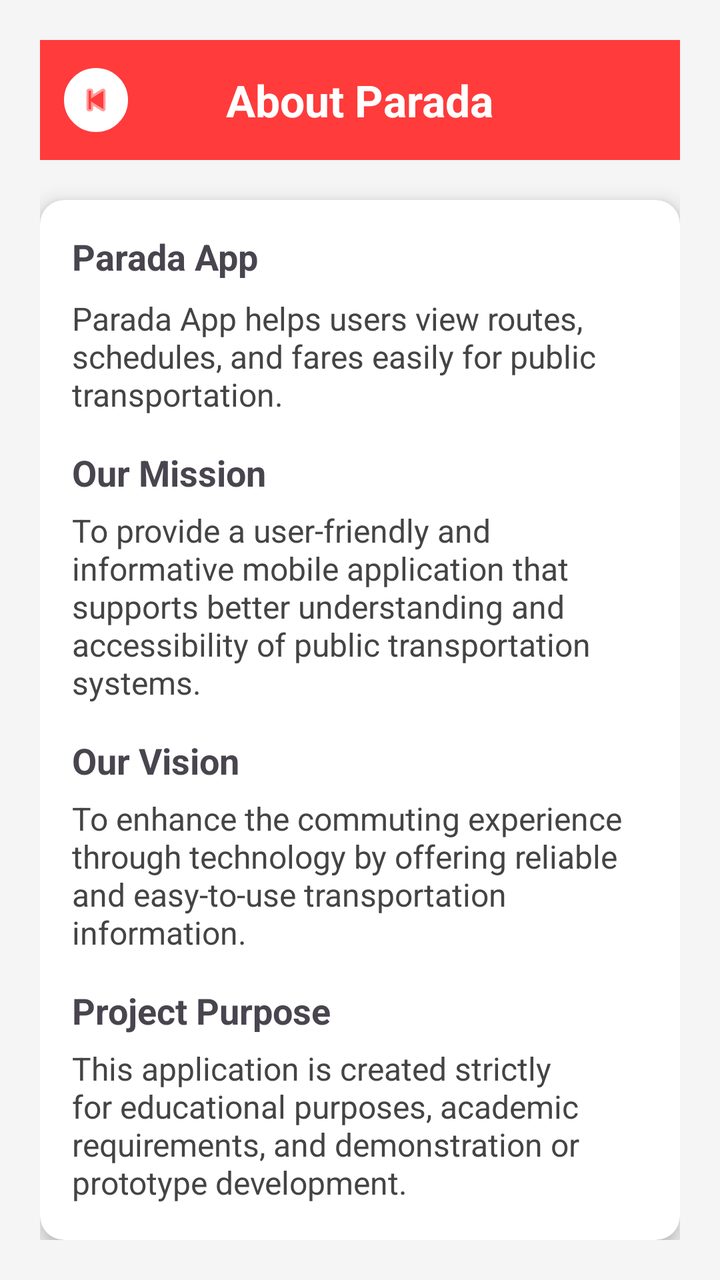
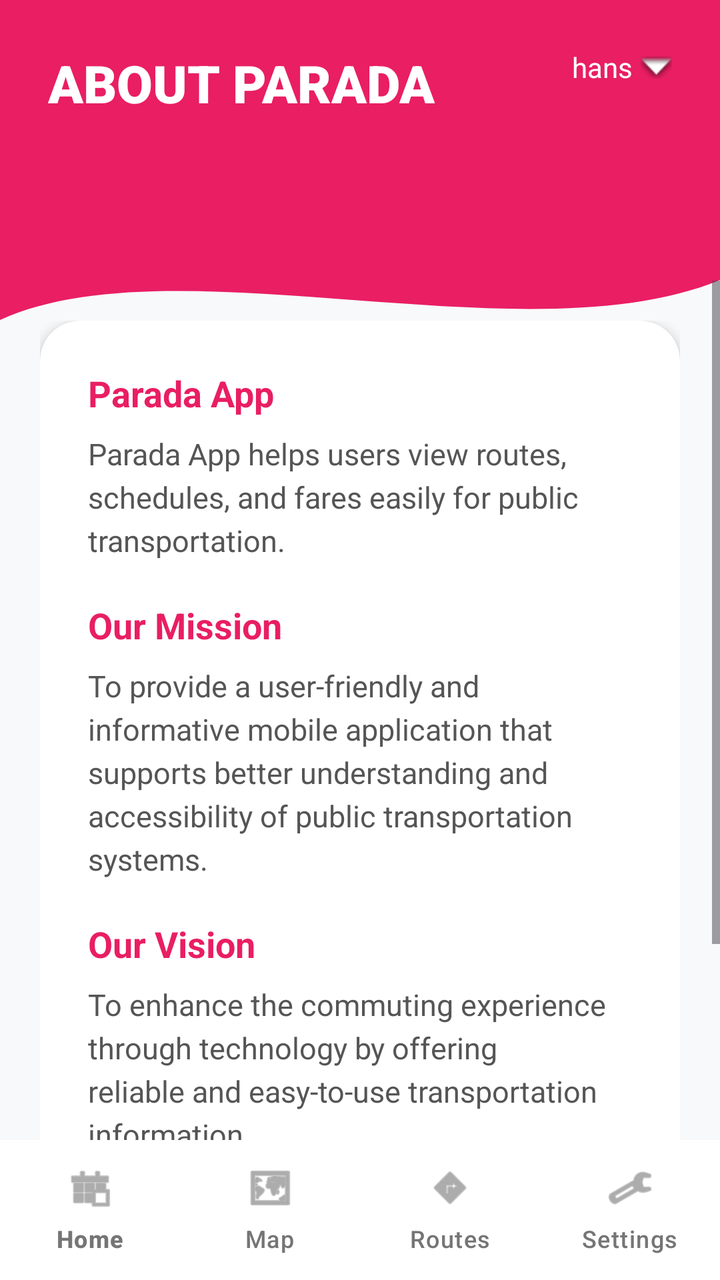

An Android layout rendered at two revisions. The XML below is the earlier revision; the diff shows what the commit changed to produce the second picture.
<!-- AndroidManifest.xml: application theme Theme.Parada_Finals -->
<!-- res/layout/activity_about.xml -->
<?xml version="1.0" encoding="utf-8"?>
<LinearLayout xmlns:android="http://schemas.android.com/apk/res/android"
    xmlns:card_view="http://schemas.android.com/apk/res-auto"
    xmlns:app="http://schemas.android.com/apk/res-auto"
    android:layout_width="match_parent"
    android:layout_height="match_parent"
    android:orientation="vertical"
    android:padding="20dp"
    android:background="#F5F5F5">

    
    <RelativeLayout
        android:layout_width="match_parent"
        android:layout_height="60dp"
        android:background="#FF3B3B"
        android:padding="10dp"
        android:layout_marginBottom="20dp">

        <ImageView
            android:id="@+id/btnBack"
            android:layout_width="36dp"
            android:layout_height="36dp"
            android:src="@android:drawable/ic_media_previous"
            android:background="@drawable/back_circle_bg"
            android:padding="8dp"
            android:layout_centerVertical="true"
            android:layout_alignParentStart="true"
            android:clickable="true"
            android:focusable="true"
            app:tint="#FF3B3B"/>

        
        <TextView
            android:layout_width="wrap_content"
            android:layout_height="wrap_content"
            android:text="About Parada"
            android:textSize="22sp"
            android:textStyle="bold"
            android:textColor="#FFFFFF"
            android:layout_centerInParent="true"/>
    </RelativeLayout>

    
    <androidx.cardview.widget.CardView
        android:layout_width="match_parent"
        android:layout_height="wrap_content"
        card_view:cardElevation="6dp"
        card_view:cardCornerRadius="12dp">

        <LinearLayout
            android:layout_width="match_parent"
            android:layout_height="wrap_content"
            android:orientation="vertical"
            android:padding="16dp">

            
            <TextView
                android:text="Parada App"
                android:textSize="18sp"
                android:textStyle="bold"
                android:layout_marginBottom="8dp"
                android:layout_width="wrap_content"
                android:layout_height="wrap_content"/>

            <TextView
                android:text="Parada App helps users view routes, schedules, and fares easily for public transportation."
                android:textSize="16sp"
                android:textColor="#444444"
                android:layout_width="wrap_content"
                android:layout_height="wrap_content"/>

            
            <TextView
                android:text="Our Mission"
                android:textSize="18sp"
                android:textStyle="bold"
                android:layout_marginTop="16dp"
                android:layout_marginBottom="6dp"
                android:layout_width="wrap_content"
                android:layout_height="wrap_content"/>

            <TextView
                android:text="To provide a user-friendly and informative mobile application that supports better understanding and accessibility of public transportation systems."
                android:textSize="16sp"
                android:textColor="#444444"
                android:layout_width="wrap_content"
                android:layout_height="wrap_content"/>

            
            <TextView
                android:text="Our Vision"
                android:textSize="18sp"
                android:textStyle="bold"
                android:layout_marginTop="16dp"
                android:layout_marginBottom="6dp"
                android:layout_width="wrap_content"
                android:layout_height="wrap_content"/>

            <TextView
                android:text="To enhance the commuting experience through technology by offering reliable and easy-to-use transportation information."
                android:textSize="16sp"
                android:textColor="#444444"
                android:layout_width="wrap_content"
                android:layout_height="wrap_content"/>

            
            <TextView
                android:text="Project Purpose"
                android:textSize="18sp"
                android:textStyle="bold"
                android:layout_marginTop="16dp"
                android:layout_marginBottom="6dp"
                android:layout_width="wrap_content"
                android:layout_height="wrap_content"/>

            <TextView
                android:text="This application is created strictly for educational purposes, academic requirements, and demonstration or prototype development."
                android:textSize="16sp"
                android:textColor="#444444"
                android:layout_width="wrap_content"
                android:layout_height="wrap_content"/>

            
            <TextView
                android:text="Version: 1.0"
                android:textSize="14sp"
                android:textColor="#777777"
                android:layout_marginTop="20dp"
                android:layout_width="wrap_content"
                android:layout_height="wrap_content"/>

        </LinearLayout>

    </androidx.cardview.widget.CardView>

</LinearLayout>
<!-- resources referenced by this layout -->
<resources>
  <!-- drawable back_circle_bg (drawable) -->
  <?xml version="1.0" encoding="utf-8"?>
  <ripple xmlns:android="http://schemas.android.com/apk/res/android"
      android:color="#33FFFFFF">
  
      <item>
          <shape android:shape="oval">
              <solid android:color="#FFFFFF"/>
              <stroke android:width="2dp" android:color="#FF3B3B"/>
          </shape>
      </item>
  
  </ripple>
  <style name="Theme.Parada_Finals" parent="Base.Theme.Parada_Finals" />
  <style name="Base.Theme.Parada_Finals" parent="Theme.Material3.DayNight.NoActionBar">
          
          
      </style>
</resources>

<!-- the commit's change to res/layout/activity_about.xml (unified diff, before → after) -->
@@ -1,136 +1,156 @@
 <?xml version="1.0" encoding="utf-8"?>
-<LinearLayout xmlns:android="http://schemas.android.com/apk/res/android"
-    xmlns:card_view="http://schemas.android.com/apk/res-auto"
+<RelativeLayout xmlns:android="http://schemas.android.com/apk/res/android"
     xmlns:app="http://schemas.android.com/apk/res-auto"
     android:layout_width="match_parent"
     android:layout_height="match_parent"
-    android:orientation="vertical"
-    android:padding="20dp"
-    android:background="#F5F5F5">
+    android:background="#F8F9FA">
 
     
     <RelativeLayout
+        android:id="@+id/header"
         android:layout_width="match_parent"
-        android:layout_height="60dp"
-        android:background="#FF3B3B"
-        android:padding="10dp"
-        android:layout_marginBottom="20dp">
+        android:layout_height="180dp"
+        android:background="@drawable/header_bg_wave"
+        android:padding="24dp">
 
-        <ImageView
-            android:id="@+id/btnBack"
-            android:layout_width="36dp"
-            android:layout_height="36dp"
-            android:src="@android:drawable/ic_media_previous"
-            android:background="@drawable/back_circle_bg"
-            android:padding="8dp"
-            android:layout_centerVertical="true"
-            android:layout_alignParentStart="true"
-            android:clickable="true"
-            android:focusable="true"
-            app:tint="#FF3B3B"/>
-
-        
         <TextView
+            android:id="@+id/tvHeaderTitle"
             android:layout_width="wrap_content"
             android:layout_height="wrap_content"
-            android:text="About Parada"
-            android:textSize="22sp"
+            android:text="ABOUT PARADA"
+            android:textColor="#FFFFFF"
+            android:textSize="26sp"
             android:textStyle="bold"
-            android:textColor="#FFFFFF"
-            android:layout_centerInParent="true"/>
+            android:fontFamily="sans-serif-black" />
+
+        <LinearLayout
+            android:layout_width="wrap_content"
+            android:layout_height="wrap_content"
+            android:layout_alignParentEnd="true"
+            android:gravity="center_vertical"
+            android:orientation="horizontal">
+
+            <TextView
+                android:id="@+id/tvUsernameHeader"
+                android:layout_width="wrap_content"
+                android:layout_height="wrap_content"
+                android:text="hans"
+                android:textColor="#FFFFFF"
+                android:textSize="14sp"
+                android:drawableEnd="@android:drawable/arrow_down_float"
+                android:drawablePadding="4dp"
+                app:tint="#FFFFFF"
+                android:clickable="true"
+                android:focusable="true"/>
+        </LinearLayout>
+
     </RelativeLayout>
 
-    
-    <androidx.cardview.widget.CardView
+    <ScrollView
         android:layout_width="match_parent"
-        android:layout_height="wrap_content"
-        card_view:cardElevation="6dp"
-        card_view:cardCornerRadius="12dp">
+        android:layout_height="match_parent"
+        android:layout_below="@id/header"
+        android:layout_marginTop="-40dp"
+        android:layout_above="@id/bottom_navigation"
+        android:clipToPadding="false"
+        android:paddingBottom="20dp">
 
         <LinearLayout
             android:layout_width="match_parent"
             android:layout_height="wrap_content"
             android:orientation="vertical"
-            android:padding="16dp">
+            android:padding="20dp">
 
-            
-            <TextView
-                android:text="Parada App"
-                android:textSize="18sp"
-                android:textStyle="bold"
-                android:layout_marginBottom="8dp"
-                android:layout_width="wrap_content"
-                android:layout_height="wrap_content"/>
+            <androidx.cardview.widget.CardView
+                android:layout_width="match_parent"
+                android:layout_height="wrap_content"
+                app:cardCornerRadius="20dp"
+                app:cardElevation="4dp">
 
-            <TextView
-                android:text="Parada App helps users view routes, schedules, and fares easily for public transportation."
-                android:textSize="16sp"
-                android:textColor="#444444"
-                android:layout_width="wrap_content"
-                android:layout_height="wrap_content"/>
+                <LinearLayout
+                    android:layout_width="match_parent"
+                    android:layout_height="wrap_content"
+                    android:orientation="vertical"
+                    android:padding="24dp">
 
-            
-            <TextView
-                android:text="Our Mission"
-                android:textSize="18sp"
-                android:textStyle="bold"
-                android:layout_marginTop="16dp"
-                android:layout_marginBottom="6dp"
-                android:layout_width="wrap_content"
-                android:layout_height="wrap_content"/>
+                    <TextView
+                        android:text="Parada App"
+                        android:textColor="@color/parada_red"
+                        android:textSize="18sp"
+                        android:textStyle="bold"
+                        android:layout_marginBottom="8dp"
+                        android:layout_width="wrap_content"
+                        android:layout_height="wrap_content"/>
 
-            <TextView
-                android:text="To provide a user-friendly and informative mobile application that supports better understanding and accessibility of public transportation systems."
-                android:textSize="16sp"
-                android:textColor="#444444"
-                android:layout_width="wrap_content"
-                android:layout_height="wrap_content"/>
+                    <TextView
+                        android:text="Parada App helps users view routes, schedules, and fares easily for public transportation."
+                        android:textSize="15sp"
+                        android:textColor="#555555"
+                        android:lineSpacingExtra="4dp"
+                        android:layout_width="match_parent"
+                        android:layout_height="wrap_content"/>
 
-            
-            <TextView
-                android:text="Our Vision"
-                android:textSize="18sp"
-                android:textStyle="bold"
-                android:layout_marginTop="16dp"
-                android:layout_marginBottom="6dp"
-                android:layout_width="wrap_content"
-                android:layout_height="wrap_content"/>
+                    <TextView
+                        android:text="Our Mission"
+                        android:textColor="@color/parada_red"
+                        android:textSize="18sp"
+                        android:textStyle="bold"
+                        android:layout_marginTop="20dp"
+                        android:layout_marginBottom="8dp"
+                        android:layout_width="wrap_content"
+                        android:layout_height="wrap_content"/>
 
-            <TextView
-                android:text="To enhance the commuting experience through technology by offering reliable and easy-to-use transportation information."
-                android:textSize="16sp"
-                android:textColor="#444444"
-                android:layout_width="wrap_content"
-                android:layout_height="wrap_content"/>
+                    <TextView
+                        android:text="To provide a user-friendly and informative mobile application that supports better understanding and accessibility of public transportation systems."
+                        android:textSize="15sp"
+                        android:textColor="#555555"
+                        android:lineSpacingExtra="4dp"
+                        android:layout_width="match_parent"
+                        android:layout_height="wrap_content"/>
 
-            
-            <TextView
-                android:text="Project Purpose"
-                android:textSize="18sp"
-                android:textStyle="bold"
-                android:layout_marginTop="16dp"
-                android:layout_marginBottom="6dp"
-                android:layout_width="wrap_content"
-                android:layout_height="wrap_content"/>
+                    <TextView
+                        android:text="Our Vision"
+                        android:textColor="@color/parada_red"
+                        android:textSize="18sp"
+                        android:textStyle="bold"
+                        android:layout_marginTop="20dp"
+                        android:layout_marginBottom="8dp"
+                        android:layout_width="wrap_content"
+                        android:layout_height="wrap_content"/>
 
-            <TextView
-                android:text="This application is created strictly for educational purposes, academic requirements, and demonstration or prototype development."
-                android:textSize="16sp"
-                android:textColor="#444444"
-                android:layout_width="wrap_content"
-                android:layout_height="wrap_content"/>
+                    <TextView
+                        android:text="To enhance the commuting experience through technology by offering reliable and easy-to-use transportation information."
+                        android:textSize="15sp"
+                        android:textColor="#555555"
+                        android:lineSpacingExtra="4dp"
+                        android:layout_width="match_parent"
+                        android:layout_height="wrap_content"/>
 
-            
-            <TextView
-                android:text="Version: 1.0"
-                android:textSize="14sp"
-                android:textColor="#777777"
-                android:layout_marginTop="20dp"
-                android:layout_width="wrap_content"
-                android:layout_height="wrap_content"/>
+                    <TextView
+                        android:text="Version: 1.0"
+                        android:textSize="13sp"
+                        android:textColor="#999999"
+                        android:layout_marginTop="32dp"
+                        android:layout_width="wrap_content"
+                        android:layout_height="wrap_content"/>
+
+                </LinearLayout>
+
+            </androidx.cardview.widget.CardView>
 
         </LinearLayout>
+    </ScrollView>
 
-    </androidx.cardview.widget.CardView>
+    <com.google.android.material.bottomnavigation.BottomNavigationView
+        android:id="@+id/bottom_navigation"
+        android:layout_alignParentBottom="true"
+        android:background="#FFFFFF"
+        app:menu="@menu/bottom_nav_menu"
+        android:layout_width="match_parent"
+        android:layout_height="70dp"
+        app:elevation="8dp"
+        app:labelVisibilityMode="labeled"
+        app:itemTextColor="@color/selected_grey"
+        app:itemIconTint="@color/selected_grey"/>
 
-</LinearLayout>
+</RelativeLayout>
<!-- resource entries referenced after the edit -->
@@ -1,18 +1,18 @@
 <!-- resources referenced by this layout -->
 <resources>
-  <!-- drawable back_circle_bg (drawable) -->
+  <color name="parada_red">#E91E63</color>
+  <color name="selected_grey">#757575</color>
+  <!-- drawable header_bg_wave (drawable) -->
   <?xml version="1.0" encoding="utf-8"?>
-  <ripple xmlns:android="http://schemas.android.com/apk/res/android"
-      android:color="#33FFFFFF">
-  
-      <item>
-          <shape android:shape="oval">
-              <solid android:color="#FFFFFF"/>
-              <stroke android:width="2dp" android:color="#FF3B3B"/>
-          </shape>
-      </item>
-  
-  </ripple>
+  <vector xmlns:android="http://schemas.android.com/apk/res/android"
+      android:width="411dp"
+      android:height="180dp"
+      android:viewportWidth="411"
+      android:viewportHeight="180">
+      <path
+          android:fillColor="#E91E63"
+          android:pathData="M0,0H411V140C300,180 100,120 0,160V0Z" />
+  </vector>
   <style name="Theme.Parada_Finals" parent="Base.Theme.Parada_Finals" />
   <style name="Base.Theme.Parada_Finals" parent="Theme.Material3.DayNight.NoActionBar">
           
